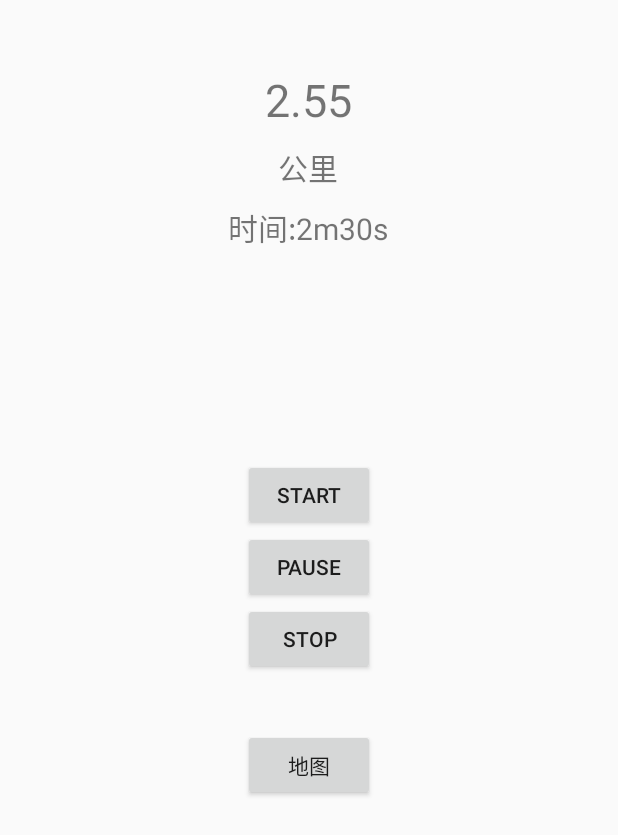
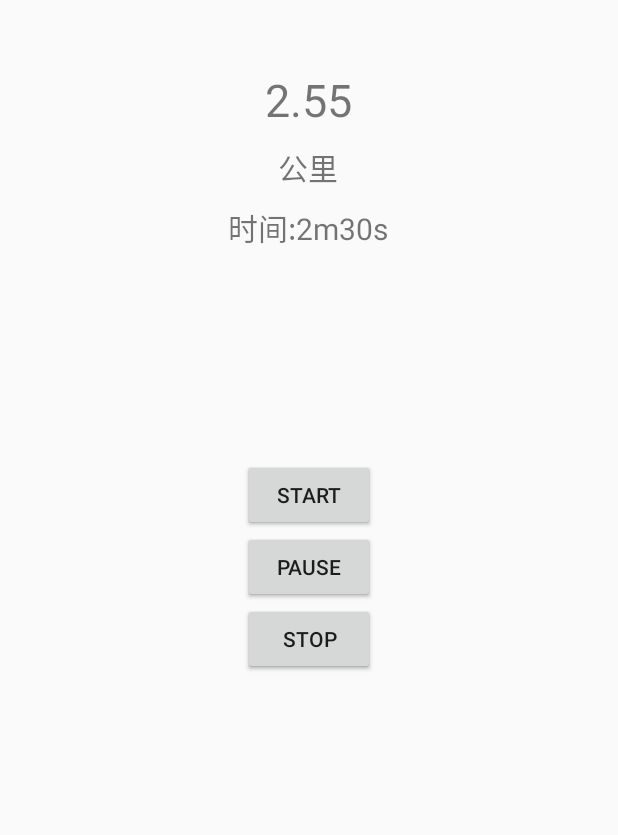
Before and after one commit to hjq123oo/Starun, an Android app: the layout activity_exercise.xml on its own in the app's theme, with its tools: preview values and no code run, on a phone screen of 412 x 824 dp. Shown: the top 835 px of the screen. Run offline under Robolectric (Android 15) with nearby library versions, the phone set to English and light mode, and no system bars.

Commit message:
xml update

```diff
--- a/app/src/main/res/layout/activity_exercise.xml
+++ b/app/src/main/res/layout/activity_exercise.xml
@@ -101,24 +101,56 @@
         android:layout_width="match_parent"
         android:layout_height="180dp"
         android:orientation="vertical"
-        android:id="@+id/linearLayout">
+        android:id="@+id/run_btn_ll"
+        android:visibility="visible">
 
         <Button
-            android:id="@+id/start_btn"
+            android:id="@+id/run_start_btn"
             android:layout_width="wrap_content"
             android:layout_height="wrap_content"
             android:layout_gravity="center_horizontal"
             android:gravity="center"
             android:text="start"/>
         <Button
-            android:id="@+id/pause_btn"
+            android:id="@+id/run_pause_btn"
             android:layout_width="wrap_content"
             android:layout_height="wrap_content"
             android:layout_gravity="center_horizontal"
             android:gravity="center"
             android:text="Pause"/>
         <Button
-            android:id="@+id/stop_btn"
+            android:id="@+id/run_stop_btn"
+            android:layout_width="wrap_content"
+            android:layout_height="wrap_content"
+            android:layout_gravity="center_horizontal"
+            android:gravity="center"
+            android:text="Stop"/>
+
+    </LinearLayout>
+
+    <LinearLayout
+        android:layout_below="@id/display_rl"
+        android:layout_width="match_parent"
+        android:layout_height="180dp"
+        android:orientation="vertical"
+        android:id="@+id/warmup_btn_ll">
+
+        <Button
+            android:id="@+id/warmup_start_btn"
+            android:layout_width="wrap_content"
+            android:layout_height="wrap_content"
+            android:layout_gravity="center_horizontal"
+            android:gravity="center"
+            android:text="start"/>
+        <Button
+            android:id="@+id/warmup_pause_btn"
+            android:layout_width="wrap_content"
+            android:layout_height="wrap_content"
+            android:layout_gravity="center_horizontal"
+            android:gravity="center"
+            android:text="Pause"/>
+        <Button
+            android:id="@+id/warmup_stop_btn"
             android:layout_width="wrap_content"
             android:layout_height="wrap_content"
             android:layout_gravity="center_horizontal"
@@ -132,7 +164,8 @@
         android:layout_height="wrap_content"
         android:text="地图"
         android:id="@+id/map"
-        android:layout_below="@+id/linearLayout"
-        android:layout_centerHorizontal="true" />
+        android:layout_below="@+id/run_btn_ll"
+        android:layout_centerHorizontal="true"
+        android:visibility="invisible" />
 
 </RelativeLayout>
```
